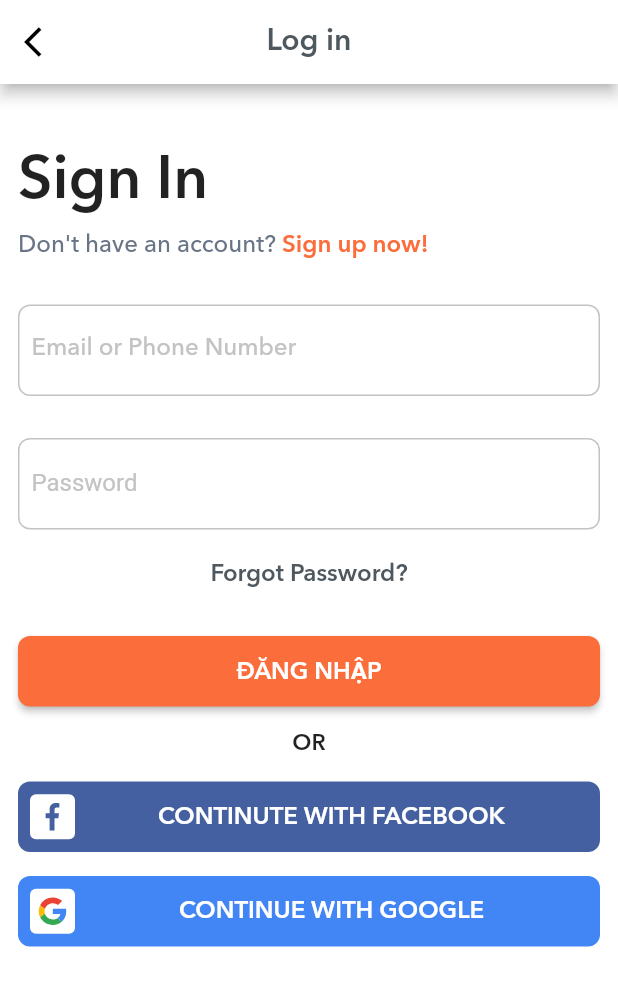
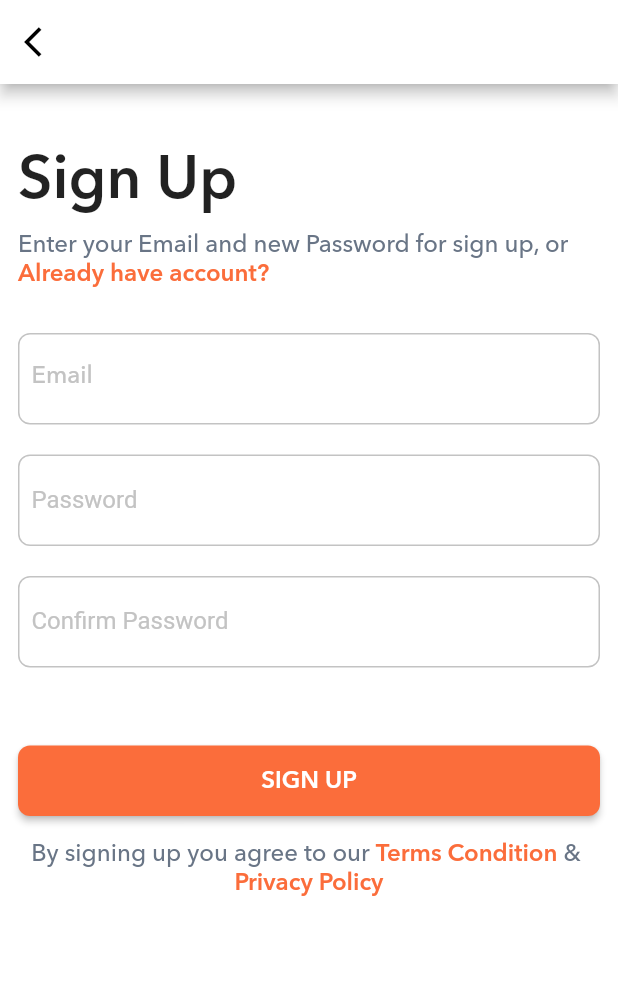
Before and after one commit to Foodedu/app, a Flutter app: the screen it shows after launch, after a tap on "Sign up now!", on a phone screen of 412 x 824 dp. Shown: the top 986 px of the screen. Run offline on Flutter 3.47's test engine with Material 2 defaults, Android fonts, the phone set to English and light mode, and no system bars; drawn by our look-alikes of keyboard_dismisser; our stand-ins replace bloc, cached_network_image, dio, flutter_bloc, flutter_svg, fluttertoast and 4 more; missing offline and left inert: dio_http_cache; Roboto replaces fonts that are missing (Georgia); project files that could hold a hidden picture were left out.

Commit message:
sign up screen

```diff
--- a/lib/common/widgets/password_text_form_field_widget.dart
+++ b/lib/common/widgets/password_text_form_field_widget.dart
@@ -31,7 +31,6 @@ class _PasswordFormFieldWidgetState extends State<PasswordFormFieldWidget> {
   PasswordTextFieldStatus status = PasswordTextFieldStatus.normal;
   Color _borderColor = AppColors.neutral4;
   Widget _suffixIcon = SizedBox();
-  Widget _errorMessageWidget = SizedBox();
   String _errorMessage = '';
   bool isHidePassword = true;
   bool _isChangeLabelColor = false;
@@ -89,7 +88,13 @@ class _PasswordFormFieldWidgetState extends State<PasswordFormFieldWidget> {
           SizedBox(
             height: 4,
           ),
-          _errorMessageWidget
+          Padding(
+            padding: const EdgeInsets.only(left: 8.0, right: 8),
+            child: Text(
+              _errorMessage ?? '',
+              style: TextStyle(color: AppColors.semantic2),
+            ),
+          )
         ],
       ),
     );
@@ -123,7 +128,6 @@ class _PasswordFormFieldWidgetState extends State<PasswordFormFieldWidget> {
                 updateTextFormFieldState(PasswordTextFieldStatus.showPassword);
               });
             });
-        _errorMessageWidget = SizedBox();
         break;
       case PasswordTextFieldStatus.showPassword:
         _borderColor = AppColors.neutral4;
@@ -138,7 +142,6 @@ class _PasswordFormFieldWidgetState extends State<PasswordFormFieldWidget> {
                 updateTextFormFieldState(PasswordTextFieldStatus.hidePassword);
               });
             });
-        _errorMessageWidget = SizedBox();
         break;
       case PasswordTextFieldStatus.invalid:
         _borderColor = AppColors.semantic2;
@@ -146,18 +149,10 @@ class _PasswordFormFieldWidgetState extends State<PasswordFormFieldWidget> {
           Icons.close,
           color: AppColors.semantic2,
         );
-        _errorMessageWidget = Padding(
-          padding: const EdgeInsets.only(left: 8.0, right: 8),
-          child: Text(
-            _errorMessage ?? '',
-            style: TextStyle(color: AppColors.semantic2),
-          ),
-        );
         break;
       default:
         _borderColor = AppColors.neutral4;
         _suffixIcon = SizedBox();
-        _errorMessageWidget = SizedBox();
     }
   }
 }
--- a/lib/modules/login/login_form.dart
+++ b/lib/modules/login/login_form.dart
@@ -109,7 +109,7 @@ class _LoginFormState extends State<LoginForm> {
                 height: 32,
               ),
               PrimaryButtonWidget(
-                title: 'Đăng nhập',
+                title: 'Sign In',
                 onPressed: _onSubmitted,
               ),
               SizedBox(
--- a/lib/modules/login/login_screen.dart
+++ b/lib/modules/login/login_screen.dart
@@ -1,8 +1,10 @@
 import 'package:flutter/material.dart';
 import 'package:flutter_bloc/flutter_bloc.dart';
 import 'package:food/common/widgets/ghost_button_widget.dart';
+import 'package:food/modules/sign_up/sign_up_screen.dart';
 import 'package:food/themes/app_colors.dart';
 import 'package:food/themes/styles_text.dart';
+import 'package:get/get.dart';
 import '../../common/widgets/app_bar_widget.dart';
 import '../../data/repository/authen_repository.dart';
 import 'package:keyboard_dismisser/keyboard_dismisser.dart';
@@ -24,7 +26,6 @@ class _LoginScreenState extends State<LoginScreen> {
   Widget build(BuildContext context) => KeyboardDismisser(
           child: Scaffold(
         appBar: AppBarWidget(
-          title: 'Log in',
           isShowBack: true,
         ),
         body: SafeArea(
@@ -61,7 +62,9 @@ class _LoginScreenState extends State<LoginScreen> {
                         ),
                         GhostButtonWidget(
                           title: 'Sign up now!',
-                          onPressed: () {},
+                          onPressed: () {
+                            Get.to(SignUpScreen());
+                          },
                         )
                       ],
                     ),
--- /dev/null
+++ b/lib/modules/sign_up/sign_up_form.dart
@@ -0,0 +1,117 @@
+import 'package:flutter/material.dart';
+import 'package:food/common/widgets/ghost_button_widget.dart';
+import 'package:food/common/widgets/social_button_widget.dart';
+import 'package:food/themes/app_colors.dart';
+import 'package:food/themes/styles_text.dart';
+import 'package:food/utils/app_images.dart';
+import 'package:food/utils/helpers.dart';
+import 'package:keyboard_dismisser/keyboard_dismisser.dart';
+
+import '../../common/widgets/password_text_form_field_widget.dart';
+import '../../common/widgets/primary_button_widget.dart';
+import '../../common/widgets/text_form_field_widget.dart';
+import '../../utils/validators.dart';
+
+class SignUpForm extends StatefulWidget {
+  @override
+  _SignUpFormState createState() => _SignUpFormState();
+}
+
+class _SignUpFormState extends State<SignUpForm> {
+  final FocusNode _emailFocus = FocusNode();
+  final FocusNode _passwordFocus = FocusNode();
+  final FocusNode _confirmPasswordFocus = FocusNode();
+  final _emailCtl = TextEditingController();
+  final _passwordCtl = TextEditingController();
+  final _confirmPasswordCtl = TextEditingController();
+  final _formKey = GlobalKey<FormState>();
+
+  @override
+  void dispose() {
+    super.dispose();
+    _emailCtl.dispose();
+    _passwordCtl.dispose();
+    _confirmPasswordCtl.dispose();
+  }
+
+  @override
+  Widget build(BuildContext context) {
+    return KeyboardDismisser(
+      child: Form(
+        key: _formKey,
+        child: Column(
+          mainAxisAlignment: MainAxisAlignment.start,
+          mainAxisSize: MainAxisSize.min,
+          children: [
+            TextFormFieldWidget(
+              controller: _emailCtl,
+              focusNode: _emailFocus,
+              textInputAction: TextInputAction.next,
+              keyboardType: TextInputType.emailAddress,
+              hint: 'Email',
+              validator: (value) {
+                return Validators.validateEmail(
+                  value,
+                  'Email is invalid',
+                );
+              },
+              onFieldSubmitted: (value) {
+                _emailFocus.unfocus();
+                FocusScope.of(context).requestFocus(_passwordFocus);
+              },
+            ),
+            PasswordFormFieldWidget(
+              controller: _passwordCtl,
+              focusNode: _passwordFocus,
+              hint: 'Password',
+              validator: (value) {
+                return Validators.validateNotNullOrEmpty(
+                  value,
+                  'Password is empty',
+                );
+              },
+              onFieldSubmitted: (value) {
+                _passwordFocus.unfocus();
+                FocusScope.of(context).requestFocus(_confirmPasswordFocus);
+              },
+            ),
+            PasswordFormFieldWidget(
+              controller: _confirmPasswordCtl,
+              focusNode: _confirmPasswordFocus,
+              hint: 'Confirm Password',
+              validator: (value) {
+                return Validators.validateNotNullOrEmpty(
+                  value,
+                  'Confirm Password is empty',
+                );
+              },
+              onFieldSubmitted: (value) {
+                _passwordFocus.unfocus();
+                _onSubmitted();
+              },
+            ),
+            SizedBox(
+              height: 32,
+            ),
+            PrimaryButtonWidget(
+              title: 'Sign Up',
+              onPressed: _onSubmitted,
+            ),
+            SizedBox(
+              height: 16,
+            ),
+          ],
+        ),
+      ),
+    );
+  }
+
+  void _onSubmitted() async {
+    if (_formKey.currentState.validate()) {
+      _formKey.currentState.save();
+      Helpers.hideKeyboard(context);
+    } else {
+      //
+    }
+  }
+}
--- /dev/null
+++ b/lib/modules/sign_up/sign_up_screen.dart
@@ -0,0 +1,97 @@
+import 'package:flutter/material.dart';
+import 'package:flutter_bloc/flutter_bloc.dart';
+import 'package:food/common/widgets/ghost_button_widget.dart';
+import 'package:food/modules/sign_up/sign_up_form.dart';
+import 'package:food/themes/app_colors.dart';
+import 'package:food/themes/styles_text.dart';
+import '../../common/widgets/app_bar_widget.dart';
+import '../../data/repository/authen_repository.dart';
+import 'package:keyboard_dismisser/keyboard_dismisser.dart';
+
+class SignUpScreen extends StatefulWidget {
+  static Route route() {
+    return MaterialPageRoute<void>(builder: (_) => SignUpScreen());
+  }
+
+  @override
+  _SignUpScreenState createState() => _SignUpScreenState();
+}
+
+class _SignUpScreenState extends State<SignUpScreen> {
+  @override
+  Widget build(BuildContext context) => KeyboardDismisser(
+          child: Scaffold(
+        appBar: AppBarWidget(
+          isShowBack: true,
+        ),
+        body: SafeArea(
+          child: Container(
+            padding: const EdgeInsets.all(12),
+            child: SingleChildScrollView(
+              child: Column(
+                crossAxisAlignment: CrossAxisAlignment.start,
+                children: <Widget>[
+                  SizedBox(
+                    height: 30,
+                  ),
+                  Text(
+                    'Sign Up',
+                    style: StylesText.largeTitle,
+                  ),
+                  SizedBox(
+                    height: 8,
+                  ),
+                  Wrap(
+                    children: [
+                      Text(
+                        'Enter your Email and new Password for sign up, or ',
+                        style: StylesText.body1.copyWith(
+                          color: AppColors.neutral2,
+                        ),
+                        maxLines: 2,
+                        softWrap: true,
+                      ),
+                      GhostButtonWidget(
+                        title: 'Already have account?',
+                        onPressed: () {},
+                      )
+                    ],
+                  ),
+                  SizedBox(
+                    height: 30,
+                  ),
+                  SignUpForm(),
+                  Center(
+                    child: Wrap(
+                      alignment: WrapAlignment.center,
+                      children: [
+                        Text(
+                          'By signing up you agree to our ',
+                          style: StylesText.body1.copyWith(
+                            color: AppColors.neutral2,
+                          ),
+                        ),
+                        GhostButtonWidget(
+                          title: 'Terms Condition',
+                          onPressed: () {},
+                        ),
+                        Text(
+                          ' & ',
+                          style: StylesText.body1.copyWith(
+                            color: AppColors.neutral2,
+                          ),
+                        ),
+                        GhostButtonWidget(
+                          title: 'Privacy Policy',
+                          onPressed: () {},
+                        )
+                      ],
+                    ),
+                  ),
+                ],
+              ),
+            ),
+          ),
+        ),
+      ));
+}
```
